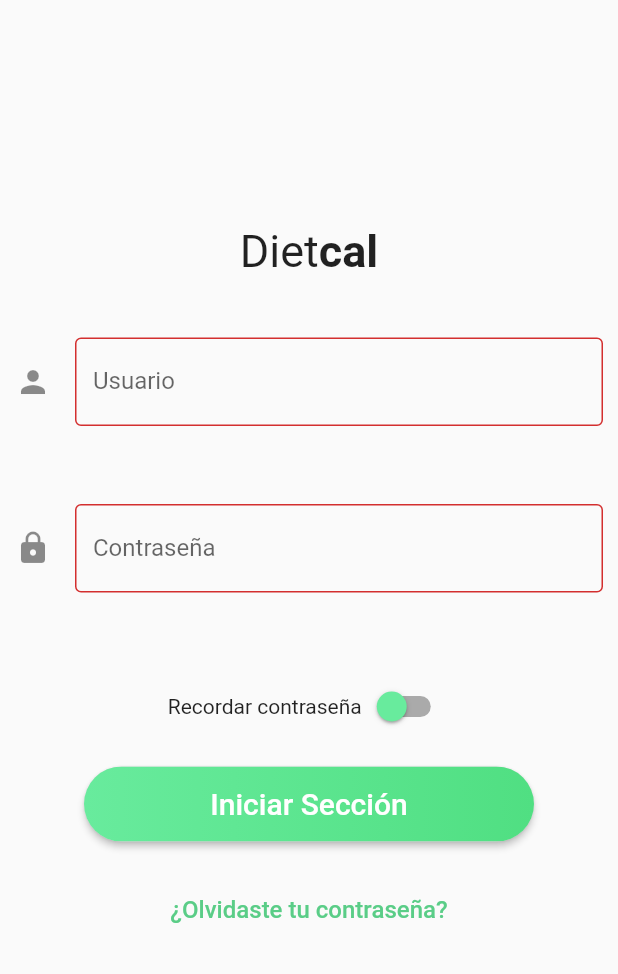
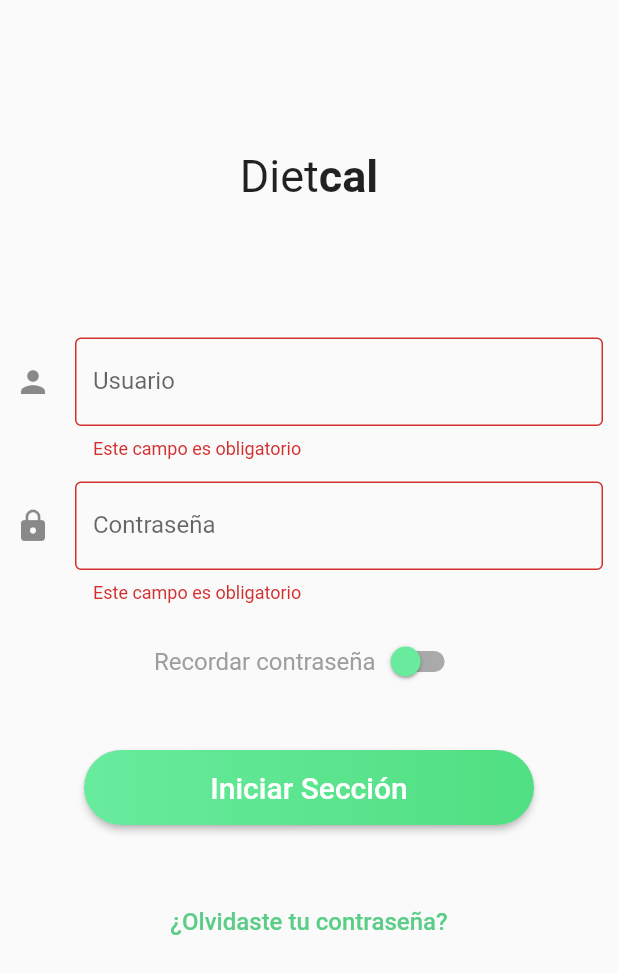
Before and after one commit to armpxd/Dietcal, a Flutter app: the screen it shows after launch, after a tap on "Iniciar Sección", on a phone screen of 412 x 824 dp. Shown: the top 974 px of the screen. Run offline on Flutter 3.47's test engine with Material 2 defaults, Android fonts, the phone set to English and light mode, and no system bars.

```diff
--- a/diet_cal_mobile/lib/userManegment/constants.dart
+++ b/diet_cal_mobile/lib/userManegment/constants.dart
@@ -5,7 +5,7 @@ class LoginLiterals {
   static const String userInputLabel = 'Usuario';
   static const Icon userInputIcon = Icon(Icons.person);
 
-  static const String passwordInputHintText = 'Coloque su nombre de usuario';
+  static const String passwordInputHintText = 'Coloque su contraseña';
   static const String passwordInputLabel = 'Contraseña';
   static const Icon passwordInputIcon = Icon(Icons.lock);
 
@@ -14,4 +14,5 @@ class LoginLiterals {
   static const String login = "Iniciar Sección";
 
   static const String forgotPassword = "¿Olvidaste tu contraseña?";
+  static const String mandatoryField = "Este campo es obligatorio";
 }
--- a/diet_cal_mobile/lib/userManegment/login.dart
+++ b/diet_cal_mobile/lib/userManegment/login.dart
@@ -9,6 +9,16 @@ class Login extends StatefulWidget {
 class _LoginState extends State<Login> {
   final _loginForm = GlobalKey<FormState>();
   bool _rememberMeState = false;
+  bool _loginFormValidationState = false;
+
+  @override
+  void initState() {
+    // TODO: implement initState
+    super.initState();
+    //logic to verificate if the user have and token
+    //See how to manage local storage in flutter to put the token id there and consult when is necesary
+  }
+
   @override
   Widget build(BuildContext context) {
     return Scaffold(
@@ -17,7 +27,7 @@ class _LoginState extends State<Login> {
           child: Column(
             children: <Widget>[
               Container(
-                padding: EdgeInsets.only(top: 150),
+                padding: EdgeInsets.only(top: 100),
                 child: Row(
                   mainAxisAlignment: MainAxisAlignment.center,
                   children: <Widget>[
@@ -41,7 +51,7 @@ class _LoginState extends State<Login> {
                     children: <Widget>[
                       Padding(
                         padding: const EdgeInsets.only(
-                            bottom: 30, top: 40, left: 10, right: 10),
+                            bottom: 15, top: 90, left: 10, right: 10),
                         child: TextFormField(
                           decoration: const InputDecoration(
                               icon: LoginLiterals.userInputIcon,
@@ -50,7 +60,7 @@ class _LoginState extends State<Login> {
                               border: OutlineInputBorder()),
                           validator: (value) {
                             if (value.isEmpty) {
-                              return "";
+                              return LoginLiterals.mandatoryField;
                             }
                             return null;
                           },
@@ -58,7 +68,7 @@ class _LoginState extends State<Login> {
                       ),
                       Padding(
                         padding: const EdgeInsets.only(
-                            bottom: 30, left: 10, right: 10),
+                            bottom: 15, left: 10, right: 10),
                         child: TextFormField(
                           decoration: const InputDecoration(
                               icon: LoginLiterals.passwordInputIcon,
@@ -67,7 +77,7 @@ class _LoginState extends State<Login> {
                               border: OutlineInputBorder()),
                           validator: (value) {
                             if (value.isEmpty) {
-                              return "";
+                              return LoginLiterals.mandatoryField;
                             }
                             return null;
                           },
@@ -76,7 +86,10 @@ class _LoginState extends State<Login> {
                       Row(
                         mainAxisAlignment: MainAxisAlignment.center,
                         children: <Widget>[
-                          Text(LoginLiterals.passwordRememberMe),
+                          Text(
+                            LoginLiterals.passwordRememberMe,
+                            style: TextStyle(color: Colors.grey, fontSize: 16),
+                          ),
                           Switch(
                             activeTrackColor: Color(0xff5ACD87),
                             inactiveThumbColor: Color(0xff68EB9D),
@@ -90,18 +103,30 @@ class _LoginState extends State<Login> {
                           ),
                         ],
                       ),
+                      Visibility(
+                        visible: false,
+                        child: Center(
+                            child: Padding(
+                          padding: const EdgeInsets.only(top: 15),
+                          child: Text(
+                            "Usuario o contraseña incorrecta",
+                            style: TextStyle(
+                                color: Colors.redAccent, fontSize: 16),
+                          ),
+                        )),
+                      ),
                       Center(
                         child: Padding(
-                          padding: const EdgeInsets.symmetric(vertical: 16.0),
+                          padding: const EdgeInsets.symmetric(vertical: 35.0),
                           child: Container(
                             height: 50.0,
                             child: RaisedButton(
                               onPressed: () {
-                                // Validate will return true if the form is valid, or false if
-                                // the form is invalid.
                                 if (_loginForm.currentState.validate()) {
-                                  // Process data.
-                                } else {}
+                                  //User login service call
+                                  //servicio de login deberia tener un flag para el remenber me y asi verificar
+                                  // si este es true para generar un token
+                                }
                               },
                               shape: RoundedRectangleBorder(
                                   borderRadius: BorderRadius.circular(80.0)),
```
Also changed, not shown: diet_cal_mobile/lib/userManegment/ForgotPassword.dart (added).
